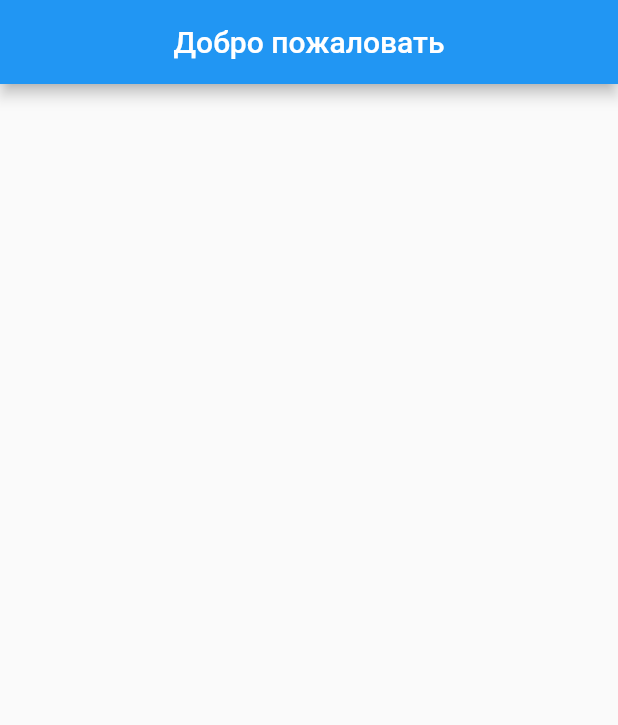
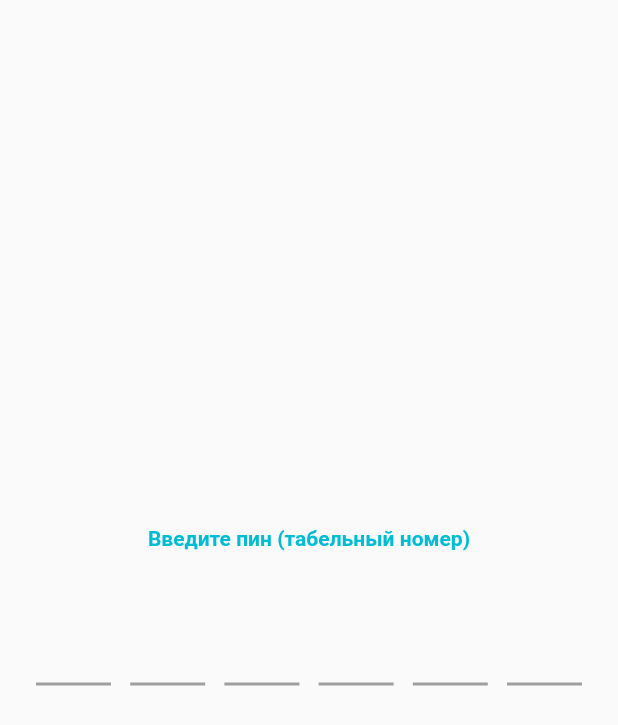
Before and after one commit to nkolentcev/fly_service_app, a Flutter app: the PinScreen screen opened directly, on a phone screen of 412 x 824 dp. Shown: the top 725 px of the screen. Run offline on Flutter 3.47's test engine with Material 2 defaults, Android fonts, the phone set to English and light mode, and no system bars; drawn by our look-alikes of pin_code_fields.

Commit message:
main and pin

```diff
--- a/pax_control/lib/main.dart
+++ b/pax_control/lib/main.dart
@@ -1,5 +1,5 @@
 import 'package:flutter/material.dart';
-import 'package:pax_control/screens/pin_screen.dart';
+import 'package:pax_control/screens/main_screen.dart';
 
 void main() {
   runApp(const MainApp());
@@ -11,7 +11,7 @@ class MainApp extends StatelessWidget {
   @override
   Widget build(BuildContext context) {
     return const MaterialApp(
-      home: PinScreen(),
+      home: MainScreen(),
     );
   }
 }
--- a/pax_control/lib/screens/pin_screen.dart
+++ b/pax_control/lib/screens/pin_screen.dart
@@ -1,17 +1,64 @@
 import 'package:flutter/material.dart';
+import 'package:flutter/services.dart';
+import 'package:flutter/widgets.dart';
+import 'package:pin_code_fields/pin_code_fields.dart';
 
-class PinScreen extends StatelessWidget {
+class PinScreen extends StatefulWidget {
   const PinScreen({Key? key}) : super(key: key);
 
   @override
+  State<PinScreen> createState() => _PinScreenState();
+}
+
+class _PinScreenState extends State<PinScreen> {
+  TextEditingController controller = TextEditingController();
+  @override
   Widget build(BuildContext context) {
     return Scaffold(
-      appBar: AppBar(
-        centerTitle: true,
-        title: const Text(
-          "Добро пожаловать",
+      body: content(),
+    );
+  }
+
+  Widget content() {
+    return Column(
+      mainAxisAlignment: MainAxisAlignment.center,
+      children: [
+        Container(
+            child: Text(
+          "Введите пин (табельный номер)",
+          style: TextStyle(
+              fontWeight: FontWeight.bold, fontSize: 14, color: Colors.cyan),
+        )),
+        SizedBox(
+          height: 40,
         ),
-      ),
+        Container(
+          margin: EdgeInsets.symmetric(horizontal: 24),
+          child: PinCodeTextField(
+            key: UniqueKey(),
+            appContext: context,
+            controller: controller,
+            length: 6,
+            cursorHeight: 19,
+            //enableActiveFill: true,
+            textStyle: TextStyle(fontSize: 20, fontWeight: FontWeight.normal),
+            inputFormatters: [FilteringTextInputFormatter.digitsOnly],
+            pinTheme: PinTheme(
+              shape: PinCodeFieldShape.underline,
+              fieldWidth: 50,
+              inactiveColor: Colors.grey,
+              selectedColor: Colors.blue,
+              activeFillColor: Colors.cyanAccent,
+              selectedFillColor: Colors.cyan,
+              //borderRadius: BorderRadius.circular(8),
+            ),
+            keyboardType: TextInputType.number,
+            onChanged: (value) {
+              print(value.length);
+            },
+          ),
+        ),
+      ],
     );
   }
 }
--- a/pax_control/pubspec.yaml
+++ b/pax_control/pubspec.yaml
@@ -9,6 +9,7 @@ environment:
 dependencies:
   flutter:
     sdk: flutter
+  pin_code_fields: ^7.4.0
 
 dev_dependencies:
   flutter_test:
@@ -17,3 +18,5 @@ dev_dependencies:
 
 flutter:
   uses-material-design: true
+  assets:
+    - assets/images/
```
Also changed, not shown: pax_control/lib/screens/main_screen.dart (added, +71 -0 lines), pax_control/assets/images/air-logo.png (added), pax_control/assets/images/bu-logo.png (added), pax_control/pubspec.lock.
